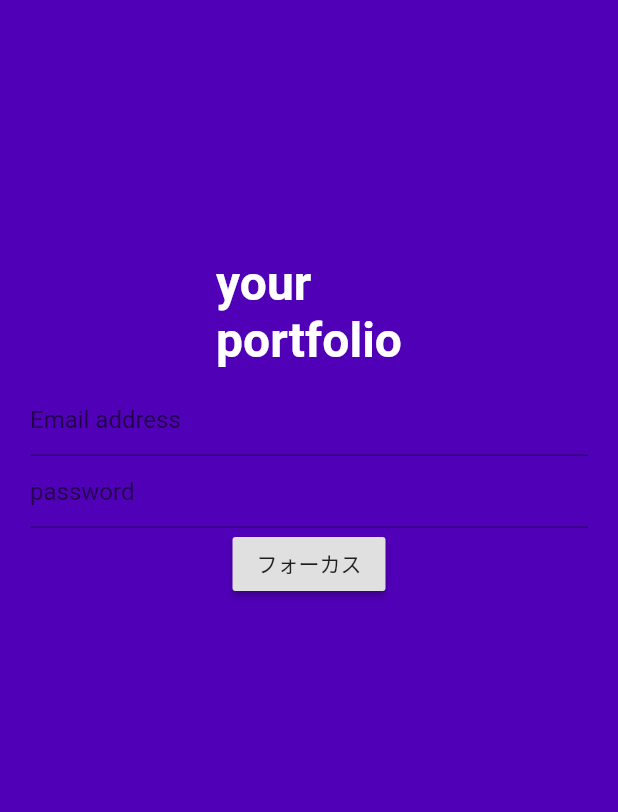
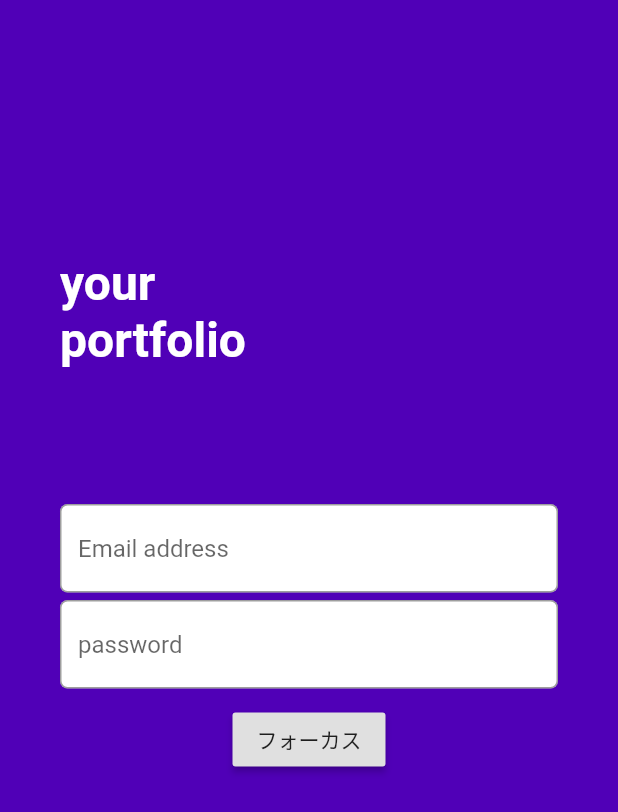
Before and after one commit to HayatoNabetani/mht-engneer-Commu-task, a Flutter app: the screen it shows after launch, on a phone screen of 412 x 824 dp. Shown: the top 812 px of the screen. Run offline on Flutter 3.47's test engine with Material 2 defaults, Android fonts, the phone set to English and light mode, and no system bars.

Commit message:
タイトルからテキストフィールドまでを整形して表示

```diff
--- a/task1/lib/main.dart
+++ b/task1/lib/main.dart
@@ -42,18 +42,21 @@ class _MyHomePageState extends State<MyHomePage> {
 
   @override
   Widget build(BuildContext context) {
+    final double deviceHeight = MediaQuery.of(context).size.height;
+    final double deviceWidth = MediaQuery.of(context).size.width;
     return Scaffold(
       backgroundColor: HexColor("#5000B7"),
       body: Padding(
-        padding: const EdgeInsets.all(20),
+        padding: EdgeInsets.fromLTRB(20, 150, 20, 10),
         child: Column(
           children: <Widget>[
             Container(
-              padding: EdgeInsets.fromLTRB(20, 150, 20, 10),
+              width: deviceWidth,
+              padding: EdgeInsets.fromLTRB(20, 20, 20, 80),
               child: Text(
                 "your\nportfolio",
                 style: TextStyle(
-                  fontWeight: FontWeight.w700,
+                  fontWeight: FontWeight.bold,
                   fontSize: 32,
                   color: Colors.white,
                 ),
@@ -61,23 +64,39 @@ class _MyHomePageState extends State<MyHomePage> {
             ),
 
             Container(
+              margin:EdgeInsets.fromLTRB(20, 10, 20, 0),
+              decoration: BoxDecoration(
+                color: Colors.white,
+                borderRadius: BorderRadius.circular(5),
+              ),
               child: TextField(
                 style:TextStyle(
                   color: Colors.white,
                 ),
                 decoration: InputDecoration(
-                  hintText: 'Email address'
+                  hintText: 'Email address',
+                  border: OutlineInputBorder(
+                    borderRadius: BorderRadius.circular(5),
+                  ),
                 ),
               )
             ),
 
             Container(
+              margin:EdgeInsets.fromLTRB(20, 5, 20, 10),
+              decoration: BoxDecoration(
+                color: Colors.white,
+                borderRadius: BorderRadius.circular(5),
+              ),
               child: TextField(
                 style:TextStyle(
                   color: Colors.white,
                 ),
                 decoration: InputDecoration(
-                  hintText: 'password'
+                  hintText: 'password',
+                  border: OutlineInputBorder(
+                    borderRadius: BorderRadius.circular(5),
+                  ),
                 ),
               )
             ),
```
Also changed, not shown: 1 other file.
